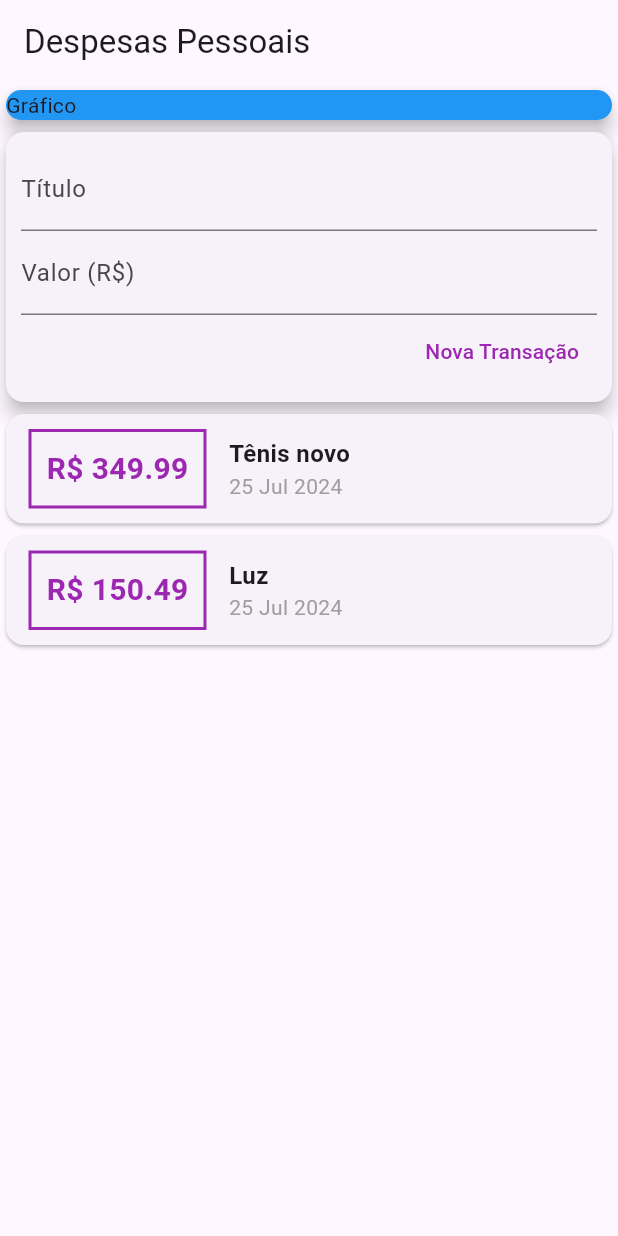
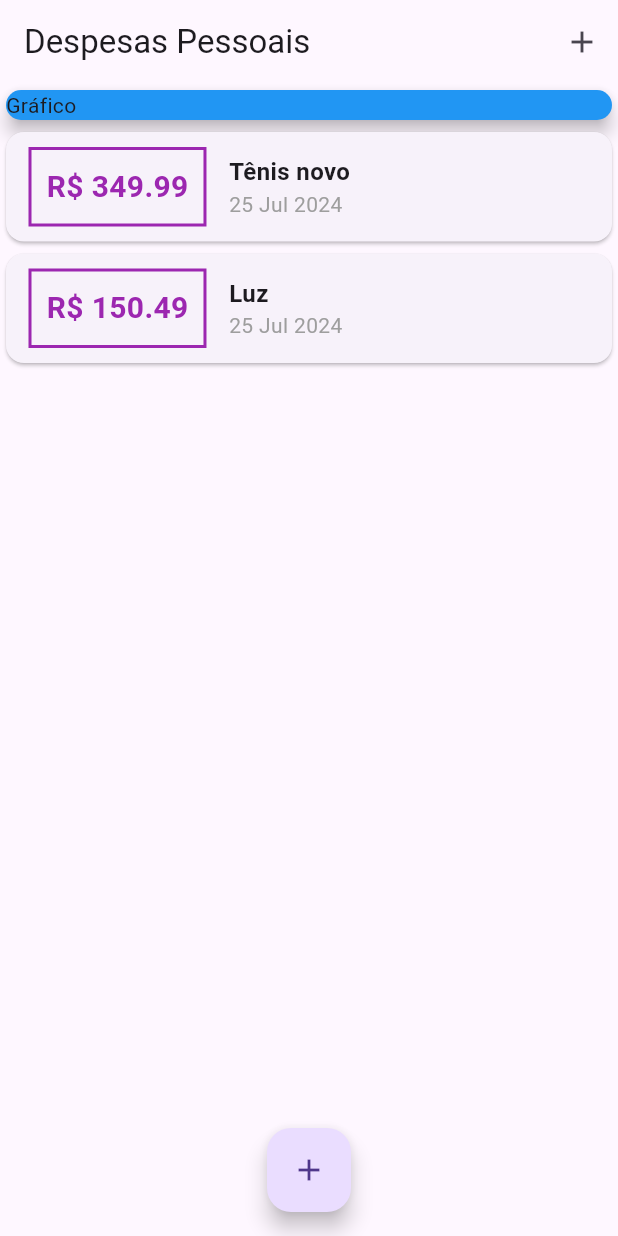
Before and after one commit to elias-ssouza/expenses_1.0, a Flutter app: the screen it shows after launch, on a phone screen of 412 x 824 dp. Run offline on Flutter 3.47's test engine with Material 3 defaults, Android fonts, the phone set to English and light mode, and no system bars.

Commit message:
criação da modal do TransactionForm

```diff
--- a/lib/components/transaction_user.dart
+++ /dev/null
@@ -1,45 +0,0 @@
-import 'dart:math';
-import 'package:expenses/components/transaction_form.dart';
-import 'package:expenses/components/transaction_list.dart';
-import 'package:expenses/models/transaction.dart';
-import 'package:flutter/material.dart';
-
-class TransactionUser extends StatefulWidget {
-  const TransactionUser({super.key});
-
-  @override
-  State<TransactionUser> createState() => _TransactionUserState();
-}
-
-class _TransactionUserState extends State<TransactionUser> {
-
-  final _transactions = [
-      Transaction(
-        id: 't1', title: 'Tênis novo', value: 349.99, date: DateTime.now()),
-      Transaction(
-        id: 't2', title: 'Luz', value: 150.49, date: DateTime.now())
-    ];
-
-  _addTransaction(String title, double value){
-    final newTransaction = Transaction(
-      id: Random().nextDouble().toString(),
-      title: title,
-      value: value,
-      date: DateTime.now()
-     );
-
-     setState(() {
-       _transactions.add(newTransaction);
-     });
-}
-
-  @override
-  Widget build(BuildContext context) {
-    return Column(
-      children:<Widget> [
-        TransactionForm(_addTransaction),
-        TransactionList(_transactions),
-      ],
-    );
-  }
-}
--- a/lib/main.dart
+++ b/lib/main.dart
@@ -1,4 +1,8 @@
-import 'package:expenses/components/transaction_user.dart';
+import 'dart:math';
+
+import 'package:expenses/components/transaction_form.dart';
+import 'package:expenses/components/transaction_list.dart';
+import 'package:expenses/models/transaction.dart';
 import 'package:flutter/material.dart';
 
 main() => runApp(ExpensesApp());
@@ -13,14 +17,54 @@ class ExpensesApp extends StatelessWidget {
   }
 }
 
-  class MyHomePage extends StatelessWidget{
+  class MyHomePage extends StatefulWidget{
 
+  @override
+  State<MyHomePage> createState() => _MyHomePageState();
+}
 
+class _MyHomePageState extends State<MyHomePage> {
+
+  final _transactions = [
+      Transaction(
+        id: 't1', title: 'Tênis novo', value: 349.99, date: DateTime.now()),
+      Transaction(
+        id: 't2', title: 'Luz', value: 150.49, date: DateTime.now())
+    ];
+
+    _addTransaction(String title, double value){
+    final newTransaction = Transaction(
+      id: Random().nextDouble().toString(),
+      title: title,
+      value: value,
+      date: DateTime.now()
+     );
+
+     setState(() {
+       _transactions.add(newTransaction);
+     });
+
+     Navigator.of(context).pop();
+}
+
+    _openTransactionFormModal(BuildContext context){
+      showModalBottomSheet(
+        context: context,
+        builder: (_){
+          return TransactionForm(_addTransaction);
+        }
+      );
+    }
 
     @override
     Widget build(BuildContext context){
       return Scaffold(
         appBar:AppBar(title: Text('Despesas Pessoais'),
+        actions: [
+          IconButton(
+            onPressed: () => _openTransactionFormModal(context),
+            icon: Icon(Icons.add))
+        ],
         ),
         body: SingleChildScrollView(
           child: Column(
@@ -33,10 +77,16 @@ class ExpensesApp extends StatelessWidget {
                   elevation: 5,
                 ),
               ),
-              TransactionUser(),
+              TransactionList(_transactions),
             ],
           ),
         ),
+        floatingActionButton: FloatingActionButton(
+          child:
+          Icon(Icons.add),
+          onPressed: () => _openTransactionFormModal(context),
+          ),
+          floatingActionButtonLocation: FloatingActionButtonLocation.centerFloat,
       );
     }
-  }
+}
```
Also changed, not shown: lib/components/transaction_form.dart (+24 -10 lines).
